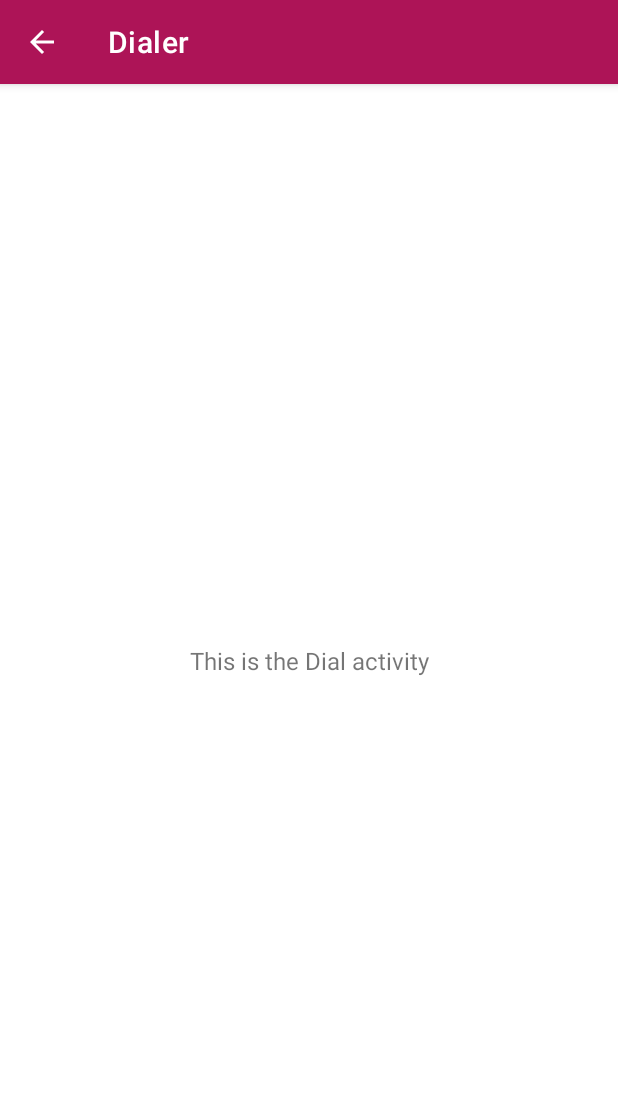
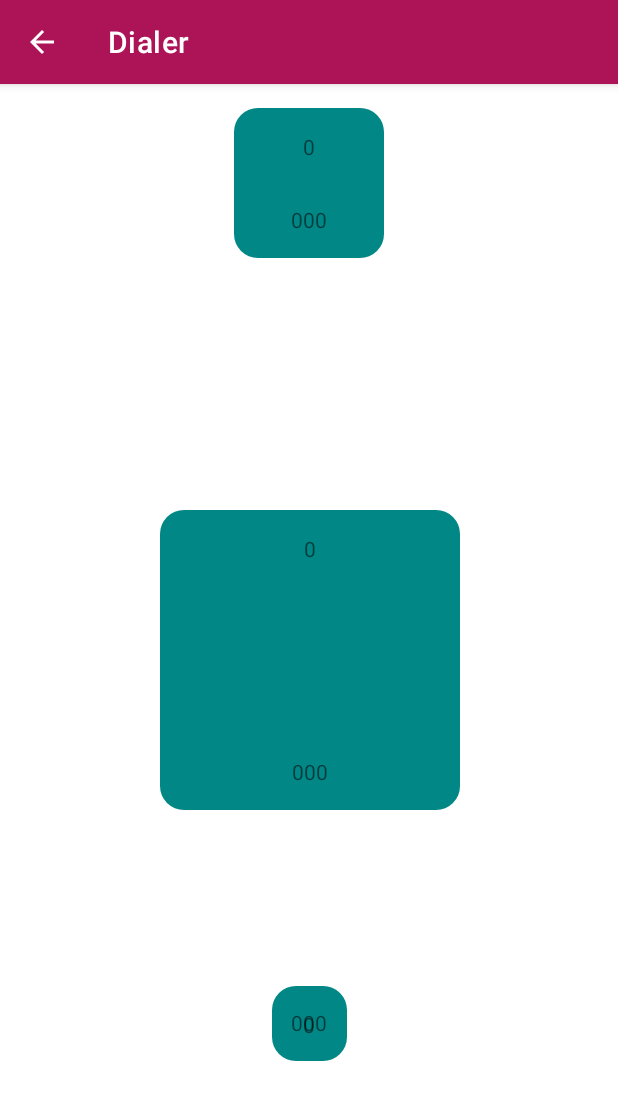
Before and after one commit to limbenkep/Dialer, an Android app: the DialActivity screen opened directly, with no data from a screen before it, on a phone screen of 412 x 824 dp. Shown: the top 1100 px of the screen. Run offline under Robolectric (Android 15) with nearby library versions, the phone set to English and light mode, and no system bars.

Commit message:
Creates layout view_dial_button.xml for dial button and java class DialButtonView.java. Add three buttons to dial_activity

```diff
--- /dev/null
+++ b/app/src/main/java/se/miun/holi1900/dt031g/dialer/DialButtonView.java
@@ -0,0 +1,37 @@
+package se.miun.holi1900.dt031g.dialer;
+
+import android.content.Context;
+import android.util.AttributeSet;
+import android.widget.TextView;
+
+import androidx.annotation.NonNull;
+import androidx.annotation.Nullable;
+import androidx.constraintlayout.widget.ConstraintLayout;
+
+public class DialButtonView extends ConstraintLayout {
+    public DialButtonView(@NonNull Context context) {
+        super(context);
+        init(context);
+    }
+
+    public DialButtonView(@NonNull Context context, @Nullable AttributeSet attrs) {
+        super(context, attrs);
+        init(context);
+    }
+
+    private void init(Context context) {
+        inflate(context, R.layout.view_dial_button, this);
+    }
+
+    public void setTitle(String title) {
+        TextView textView = findViewById(R.id.titleView);
+        textView.setText(title);
+        super.invalidate();
+    }
+
+    public void setMessage(String message) {
+        TextView textView = findViewById(R.id.messageView);
+        textView.setText(message);
+    }
+
+}
--- /dev/null
+++ b/app/src/main/res/drawable/dial_button_background.xml
@@ -0,0 +1,7 @@
+<?xml version="1.0" encoding="utf-8"?>
+<shape xmlns:android="http://schemas.android.com/apk/res/android"
+    android:shape="rectangle">
+    <solid android:color="@color/teal_700"/>
+    <corners android:radius="@dimen/corner_radius"/>
+
+</shape>
--- a/app/src/main/res/layout/activity_dial.xml
+++ b/app/src/main/res/layout/activity_dial.xml
@@ -6,15 +6,36 @@
     android:layout_height="match_parent"
     tools:context=".DialActivity">
 
-  <TextView
-      android:id="@+id/dialTextView"
-      android:layout_width="wrap_content"
-      android:layout_height="wrap_content"
-      android:text="@string/dial_activity_text"
-      android:textSize="16sp"
-      app:layout_constraintBottom_toBottomOf="parent"
+  <se.miun.holi1900.dt031g.dialer.DialButtonView
+      android:id="@+id/dial_button_1"
+      android:layout_width="100dp"
+      android:layout_height="100dp"
+      android:layout_marginTop="16dp"
+      android:layout_marginBottom="16dp"
+      app:layout_constraintBottom_toTopOf="@+id/dial_button_2"
       app:layout_constraintEnd_toEndOf="parent"
       app:layout_constraintHorizontal_bias="0.5"
       app:layout_constraintStart_toStartOf="parent"
       app:layout_constraintTop_toTopOf="parent" />
+
+  <se.miun.holi1900.dt031g.dialer.DialButtonView
+      android:id="@+id/dial_button_2"
+      android:layout_width="200dp"
+      android:layout_height="200dp"
+      android:layout_marginTop="168dp"
+      app:layout_constraintEnd_toEndOf="parent"
+      app:layout_constraintHorizontal_bias="0.502"
+      app:layout_constraintStart_toStartOf="parent"
+      app:layout_constraintTop_toBottomOf="@+id/dial_button_1" />
+
+  <se.miun.holi1900.dt031g.dialer.DialButtonView
+      android:id="@+id/dial_button_3"
+      android:layout_width="50dp"
+      android:layout_height="50dp"
+      android:layout_marginTop="16dp"
+      android:layout_marginBottom="16dp"
+      app:layout_constraintBottom_toBottomOf="parent"
+      app:layout_constraintEnd_toEndOf="parent"
+      app:layout_constraintStart_toStartOf="parent"
+      app:layout_constraintTop_toBottomOf="@+id/dial_button_2" />
 </androidx.constraintlayout.widget.ConstraintLayout>
--- /dev/null
+++ b/app/src/main/res/layout/view_dial_button.xml
@@ -0,0 +1,39 @@
+<?xml version="1.0" encoding="utf-8"?>
+<androidx.constraintlayout.widget.ConstraintLayout xmlns:android="http://schemas.android.com/apk/res/android"
+    xmlns:app="http://schemas.android.com/apk/res-auto"
+    xmlns:tools="http://schemas.android.com/tools"
+    android:layout_width="match_parent"
+    android:layout_height="match_parent"
+    android:background="@drawable/dial_button_background">
+
+    <TextView
+        android:id="@+id/titleView"
+        android:layout_width="0dp"
+        android:layout_height="wrap_content"
+        android:layout_marginTop="16dp"
+        android:text="@string/dial_buttton_title"
+        android:textAlignment="center"
+        android:textSize="14sp"
+        app:autoSizeTextType="none"
+        app:layout_constraintEnd_toEndOf="parent"
+        app:layout_constraintHorizontal_bias="0.0"
+        app:layout_constraintStart_toStartOf="parent"
+        app:layout_constraintTop_toTopOf="parent" />
+
+    <TextView
+        android:id="@+id/messageView"
+        android:layout_width="0dp"
+        android:layout_height="wrap_content"
+        android:layout_marginTop="16dp"
+        android:layout_marginBottom="16dp"
+        android:text="@string/dial_button_message"
+        android:textAlignment="center"
+        android:textSize="14sp"
+        app:layout_constraintBottom_toBottomOf="parent"
+        app:layout_constraintEnd_toEndOf="parent"
+        app:layout_constraintHorizontal_bias="0.0"
+        app:layout_constraintStart_toStartOf="parent"
+        app:layout_constraintTop_toBottomOf="@+id/titleView"
+        app:layout_constraintVertical_bias="1.0" />
+
+</androidx.constraintlayout.widget.ConstraintLayout>
--- /dev/null
+++ b/app/src/main/res/values/dimens.xml
@@ -0,0 +1,4 @@
+<?xml version="1.0" encoding="utf-8"?>
+<resources>
+    <dimen name="corner_radius">16dp</dimen>
+</resources>
--- a/app/src/main/res/values/strings.xml
+++ b/app/src/main/res/values/strings.xml
@@ -34,4 +34,6 @@
     </string>
     <string name="ok">OK</string>
     <string name="about_dialog_title">About</string>
+    <string name="dial_buttton_title">0</string>
+    <string name="dial_button_message">000</string>
 </resources>
```
